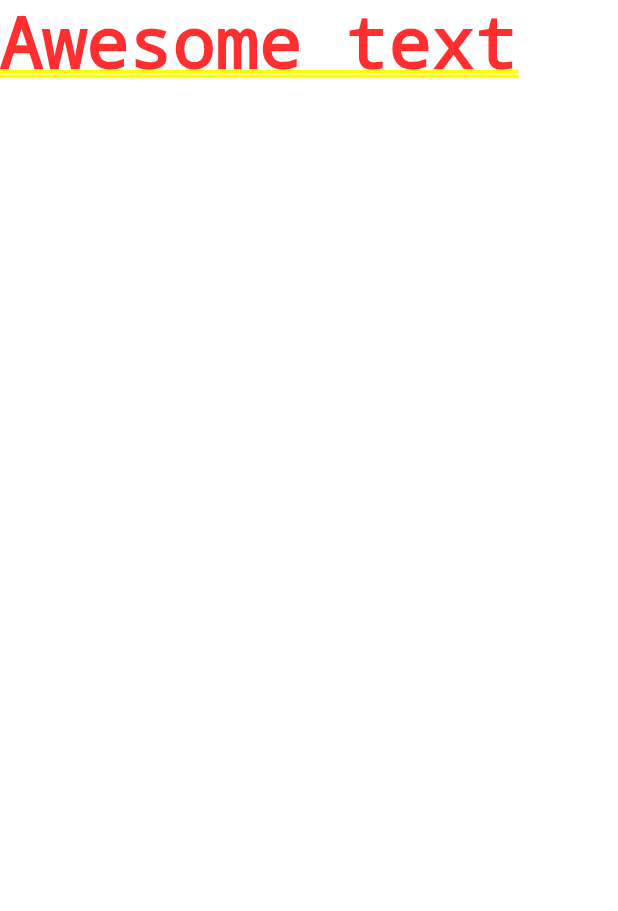
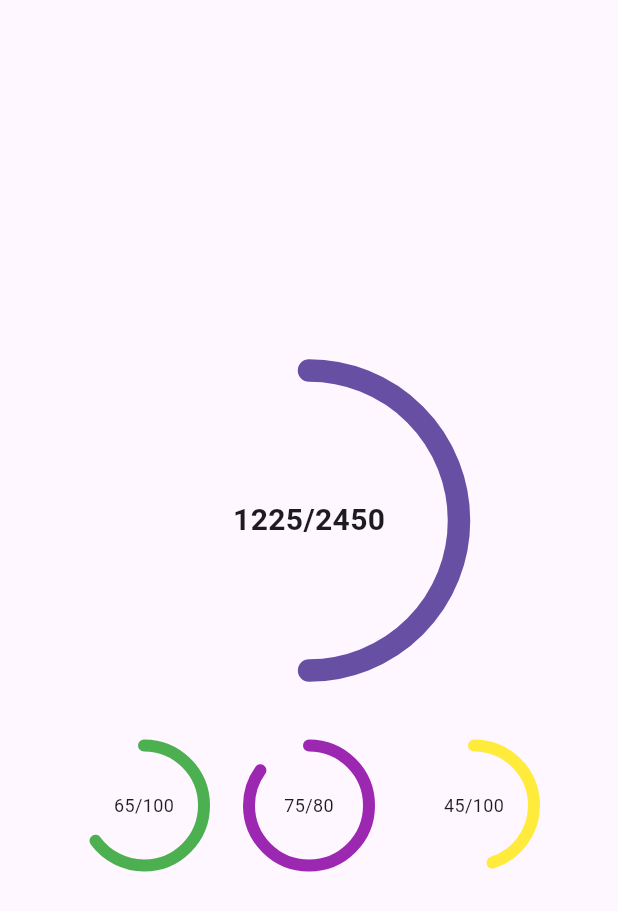
Before and after one commit to MIZUDINOV/fitness-app-prototype, a Flutter app: the screen it shows after launch, on a phone screen of 412 x 824 dp. Shown: the top 911 px of the screen. Run offline on Flutter 3.47's test engine with Material 3 defaults, Android fonts, the phone set to English and light mode, and no system bars.

Commit message:
add: добавлено отображение данных для прототипа

```diff
--- a/lib/widgets/app.dart
+++ b/lib/widgets/app.dart
@@ -1,12 +1,11 @@
 import 'package:flutter/material.dart';
+import 'package:flutter_project_f/widgets/home.dart';
 
 class App extends StatelessWidget {
   const App({Key? key}) : super(key: key);
 
   @override
   Widget build(BuildContext context) {
-    return MaterialApp(
-      home: const Text("Awesome text")
-    );
+    return MaterialApp(home: Home());
   }
 }
--- /dev/null
+++ b/lib/widgets/home.dart
@@ -0,0 +1,120 @@
+import 'package:flutter/material.dart';
+
+class Home extends StatelessWidget {
+  const Home({Key? key}) : super(key: key);
+
+  @override
+  Widget build(BuildContext context) {
+    return Scaffold(
+      // appBar: AppBar(title: const Text('Главная')),
+      body: Container(
+        width: double.infinity,
+        child: Column(
+          spacing: 50,
+          crossAxisAlignment: CrossAxisAlignment.center,
+          mainAxisAlignment: MainAxisAlignment.center,
+          children: [
+            Stack(
+              alignment: Alignment.center,
+              children: [
+                SizedBox(
+                  height: 200,
+                  width: 200,
+                  child: CircularProgressIndicator(
+                    value: 0.5,
+                    // backgroundColor: Colors.blue,
+                    strokeWidth: 15,
+                    strokeCap: StrokeCap.round,
+                  ),
+                ),
+                Text(
+                  "1225/2450",
+                  style: TextStyle(fontSize: 20, fontWeight: FontWeight.bold),
+                ),
+              ],
+            ),
+            Row(
+              spacing: 30,
+              mainAxisAlignment: MainAxisAlignment.center,
+              children: [
+                Stack(
+                  alignment: Alignment.center,
+                  children: [
+                    SizedBox(
+                      height: 80,
+                      width: 80,
+                      child: CircularProgressIndicator(
+                        valueColor: AlwaysStoppedAnimation<Color>(Colors.green),
+                        value: 0.65,
+                        // backgroundColor: Colors.blue,
+                        strokeWidth: 8,
+                        strokeCap: StrokeCap.round,
+                      ),
+                    ),
+                    Text(
+                      "65/100",
+                      style: TextStyle(
+                        fontSize: 12,
+                        fontWeight: FontWeight.normal,
+                      ),
+                    ),
+                  ],
+                ),
+                Stack(
+                  alignment: Alignment.center,
+                  children: [
+                    SizedBox(
+                      height: 80,
+                      width: 80,
+                      child: CircularProgressIndicator(
+                        valueColor: AlwaysStoppedAnimation<Color>(
+                          Colors.purple,
+                        ),
+                        value: 0.85,
+                        // backgroundColor: Colors.blue,
+                        strokeWidth: 8,
+                        strokeCap: StrokeCap.round,
+                      ),
+                    ),
+                    Text(
+                      "75/80",
+                      style: TextStyle(
+                        fontSize: 12,
+                        fontWeight: FontWeight.normal,
+                      ),
+                    ),
+                  ],
+                ),
+                Stack(
+                  alignment: Alignment.center,
+                  children: [
+                    SizedBox(
+                      height: 80,
+                      width: 80,
+                      child: CircularProgressIndicator(
+                        valueColor: AlwaysStoppedAnimation<Color>(
+                          Colors.yellow,
+                        ),
+                        value: 0.45,
+                        // backgroundColor: Colors.blue,
+                        strokeWidth: 8,
+                        strokeCap: StrokeCap.round,
+                      ),
+                    ),
+                    Text(
+                      "45/100",
+                      style: TextStyle(
+                        fontSize: 12,
+                        fontWeight: FontWeight.normal,
+                      ),
+                    ),
+                  ],
+                ),
+              ],
+            ),
+          ],
+        ),
+      ),
+    );
+  }
+}
```
